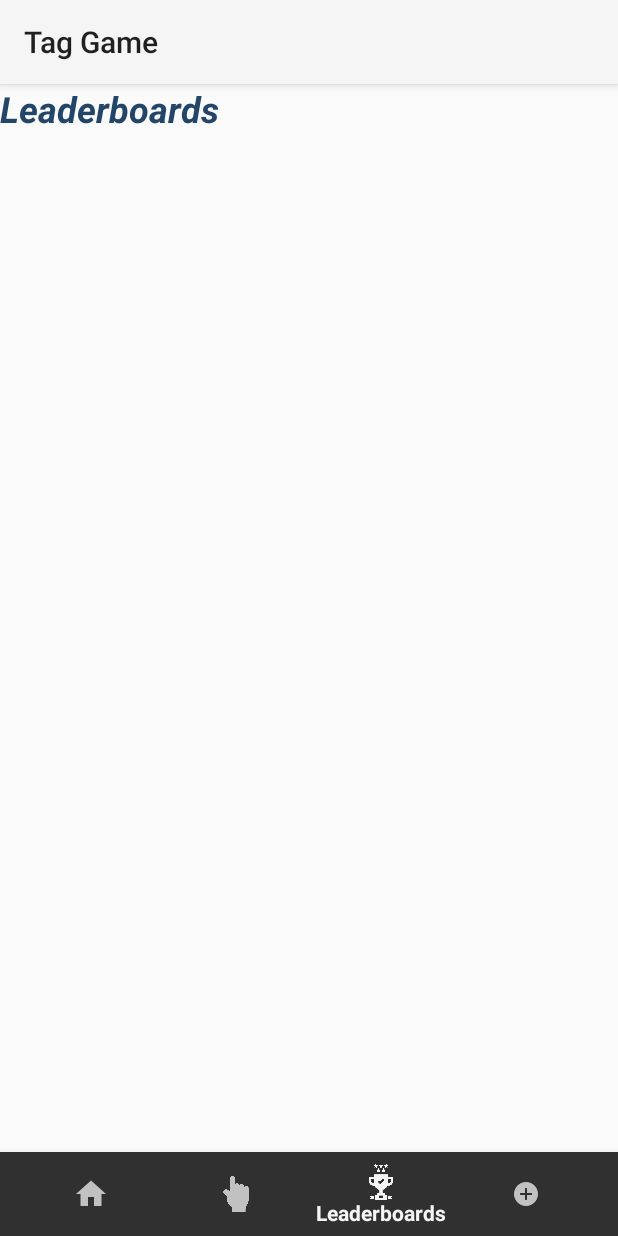
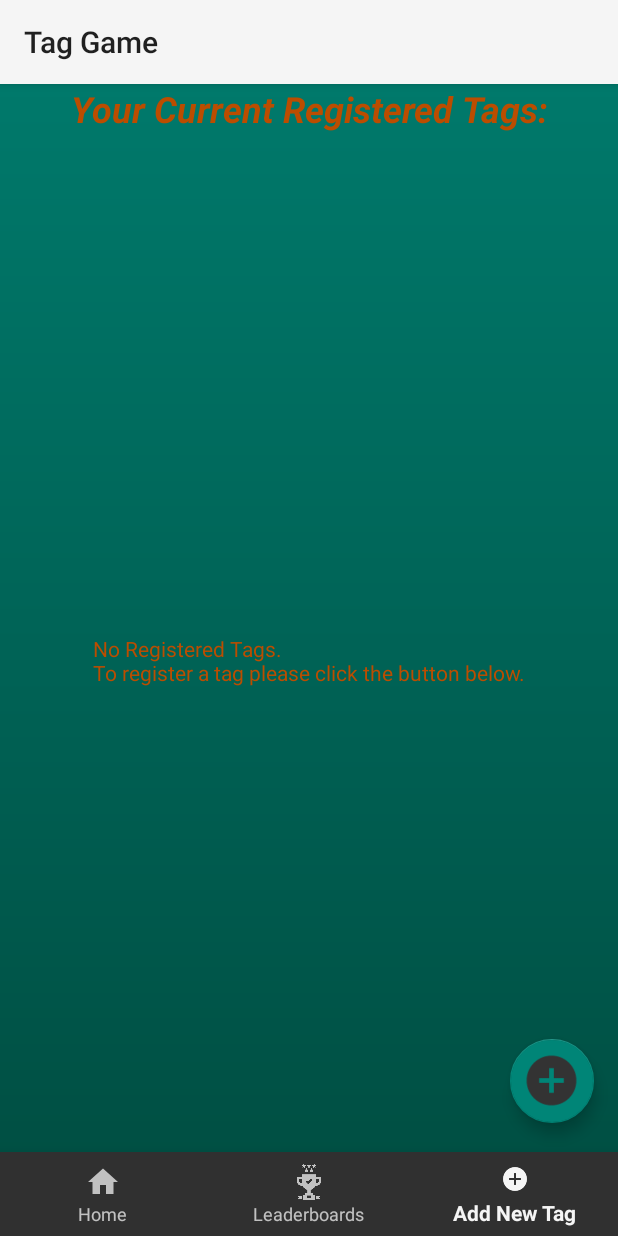
Before and after one commit to Domatron22/GameOfTag, an Android app: the HomeFragment screen opened directly, with no data from a screen before it, item 3 of the bottom bar chosen, on a phone screen of 412 x 824 dp. Run offline under Robolectric (Android 15) with nearby library versions, the phone set to English and light mode, and no system bars.

Commit message:
SQLite Implimentation
SQLite table is now fully operational across all Activities and Fragments. Next goal is to sync with the online database

```diff
--- a/app/build.gradle
+++ b/app/build.gradle
@@ -42,4 +42,5 @@ dependencies {
     annotationProcessor "android.arch.persistence.room:compiler:1.0.0"
     androidTestImplementation "android.arch.persistence.room:testing:1.0.0"
     androidTestImplementation "android.arch.core:core-testing:1.1.0"
+    implementation 'com.android.support:recyclerview-v7:28.0.0'
 }
--- a/app/src/main/java/c/domatron/taggame/Fragments/AddTFragment.kt
+++ b/app/src/main/java/c/domatron/taggame/Fragments/AddTFragment.kt
@@ -10,13 +10,21 @@ import android.view.View
 import android.view.ViewGroup
 import c.domatron.taggame.R
 import c.domatron.taggame.Utilities.NFCUtil
+import c.domatron.taggame.Utilities.SQLManager
+import kotlinx.android.synthetic.main.activity_add_tag.*
+import kotlinx.android.synthetic.main.fragment_add_t.*
 import org.jetbrains.anko.toast
 
-/**
- * Fragment to display the player's current active tag, If there are no active tags,
- * it takes them to a separate activity to register their tag
+/* Author: Dominic Triano
+ * Date: 2/5/2019
+ * Language: Kotlin
+ * Project: TagGame
+ * Description:
+ * This fragment displays the current registered tag and gives the option to update or add one
+ * however, there is only one tag per person allowed at a time
  *
  */
+
 class AddTFragment : Fragment() {
 
     override fun onCreateView(
@@ -24,6 +32,35 @@ class AddTFragment : Fragment() {
         savedInstanceState: Bundle?): View? =
         inflater.inflate(R.layout.fragment_add_t, container, false)
 
+    override fun onViewCreated(view: View, savedInstanceState: Bundle?) {
+        super.onViewCreated(view, savedInstanceState)
+        //initialize fab button
+        setupAddButton()
+        //setup database
+        val dbHandler = SQLManager(context!!)
+
+        val tag = dbHandler.getTag()
+
+        println(tag)
+
+        if(tag != "")
+        {
+            registerTitle.setText("Your tag has already been set! \n" +
+                    "If you would like to change/update it, press the button below\n" +
+                    "Your current tag is $tag.")
+        }
+    }
+
+    fun setupAddButton(){
+        addTagFAB.setOnClickListener{view -> addTag()}
+    }
+
+    fun addTag()
+    {
+        val intent = Intent(activity, AddTagActivity::class.java)
+        startActivity(intent)
+    }
+
     companion object {
         fun newInstance(): AddTFragment = AddTFragment()
     }
--- a/app/src/main/java/c/domatron/taggame/Fragments/HomeFragment.kt
+++ b/app/src/main/java/c/domatron/taggame/Fragments/HomeFragment.kt
@@ -10,23 +10,27 @@ import android.view.LayoutInflater
 import android.view.View
 import android.view.ViewGroup
 import android.widget.TextView
+import android.widget.Toast
 import c.domatron.taggame.Utilities.database
 import c.domatron.taggame.R
 import c.domatron.taggame.Utilities.SQLManager
 import kotlinx.android.synthetic.main.fragment_home.*
 import kotlinx.android.synthetic.main.fragment_home.view.*
-import kotlinx.coroutines.experimental.selects.select
 import org.jetbrains.anko.db.insert
 import org.jetbrains.anko.db.select
 import org.jetbrains.anko.toast
-
-/**
- * Fragment for the home tab with basic updates for the players
+/* Author: Dominic Triano
+ * Date: 2/5/2019
+ * Language: Kotlin
+ * Project: TagGame
+ * Description:
+ *
  *
  */
+
 class HomeFragment : Fragment() {
 
-    private lateinit var hTitle: TextView
+//    private lateinit var hTitle: TextView
 
     override fun onCreateView(
         inflater: LayoutInflater, container: ViewGroup?,
@@ -35,26 +39,51 @@ class HomeFragment : Fragment() {
 
     override fun onViewCreated(view: View, savedInstanceState: Bundle?) {
         super.onViewCreated(view, savedInstanceState)
+        //TODO -- Sync with web database on every on create
+        setupButtons()
 
         //Get macAddress, the unique identifier for the table
         val wifiManager = activity?.applicationContext?.getSystemService(Context.WIFI_SERVICE) as WifiManager
         val wInfo = wifiManager.connectionInfo
         val macAddress = wInfo.macAddress
-        val dbHandler = SQLManager(if (getContext() != null) getContext()!! else throw NullPointerException("Expression 'getContext()' must not be null"))
+        val dbHandler = SQLManager(context!!)
 
 //        val uName = activity?.database?.use {
 //            select("Group", "user").whereArgs("macAddrs = $macAddress")
 //        }
 
         //title in the home fragment
-        val uName = dbHandler!!.getUser()
-        hTitle.setText("Welcome back " + uName)
+        val uName = dbHandler.getUser()
+        homeTitle.setText("Welcome back $uName")
+
+        //Finds the players status and tells the player accordingly
+        val status = dbHandler.getStatus()
+
+        if(status == "1")
+        {
+            homeStatus.setText("You are currently it!\nThe clock is ticking, find your opponent.")
+        }else{
+            homeStatus.setText("You are currently not it.\nHowever, be on the lookout for bloodthursty teammates.")
+        }
 
         tagEnable.setOnClickListener()
         {
             //TODO -- Enable NFC and Listen for a tag
-            view -> Log.d("btnSetup", "Selected")
+
+            Toast.makeText(activity, "Tagging enabled.", Toast.LENGTH_SHORT).show()
+
         }
+    }
+
+    fun setupButtons()
+    {
+        tagEnable.setOnClickListener { view -> tagEnable() }
+    }
+
+    fun tagEnable()
+    {
+        //TODO -- Finish the NFC read object and have it read the tag then set your status to 0 and theirs to 1
+        Toast.makeText(getActivity(), "Scanning for Tag, get in range!", Toast.LENGTH_LONG).show()
     }
 
 
--- a/app/src/main/java/c/domatron/taggame/Utilities/Players.kt
+++ b/app/src/main/java/c/domatron/taggame/Utilities/Players.kt
@@ -13,7 +13,7 @@ class Players {
     var user: String = ""
     var tid: String = ""
     var status: Int = 0
-    var tCount: Int = 0
+    var tcount: Int = 0
     var groupId: String = ""
     var macAddrs: String = ""
 }
--- a/app/src/main/java/c/domatron/taggame/Utilities/SQLManager.kt
+++ b/app/src/main/java/c/domatron/taggame/Utilities/SQLManager.kt
@@ -3,11 +3,12 @@ package c.domatron.taggame.Utilities
 import android.content.ContentValues
 import android.content.Context
 import android.database.sqlite.SQLiteDatabase
+import android.database.sqlite.SQLiteOpenHelper
 import android.util.Log
 import org.jetbrains.anko.db.*
 import c.domatron.taggame.Utilities.Players
 
-class SQLManager constructor(con: Context) : ManagedSQLiteOpenHelper(con, "TagDatabase", null, 1){
+class SQLManager constructor(con: Context) : SQLiteOpenHelper(con, "TagDatabase", null, 1){
 
 
     init{
@@ -26,13 +27,17 @@ class SQLManager constructor(con: Context) : ManagedSQLiteOpenHelper(con, "TagDa
     {
         //Create Tables
         //Creating a table with all of the same variables as the data class
-        db.createTable( "Groups", true,
-                        "user" to TEXT,
-                        "tid" to TEXT,
-                        "status" to INTEGER,
-                        "tCount" to INTEGER,
-                        "groupId" to TEXT,
-                        "macAddrs" to TEXT)
+        val CREATE_TABLE = "CREATE TABLE Groups " +
+                "(user TEXT, tid TEXT, status INTEGER, tcount INTEGER, groupId TEXT, macAddrs TEXT)"
+        db?.execSQL(CREATE_TABLE)
+
+//        db.createTable( "Groups", true,
+//                        "user" to TEXT,
+//                        "tid" to TEXT,
+//                        "status" to INTEGER,
+//                        "tcount" to INTEGER,
+//                        "groupId" to TEXT,
+//                        "macAddrs" to TEXT)
     }
 
     override fun onUpgrade(db: SQLiteDatabase, OldVersion: Int, newVersion: Int)
@@ -41,47 +46,128 @@ class SQLManager constructor(con: Context) : ManagedSQLiteOpenHelper(con, "TagDa
     }
 
     fun addUser(player: Players): Boolean {
-        //Create and/or open a database that will be used for reading and writing.
+        //boot the database
         val db = this.writableDatabase
+
+        //Get the values of the Player
         val values = ContentValues()
         values.put("user", player.user)
         values.put("tid", player.tid)
         values.put("status", player.status)
-        values.put("tCount", player.tCount)
+        //values.put("tcount", player.tcount)
         values.put("groupId", player.groupId)
         values.put("macAddrs", player.macAddrs)
-        val _success = db.insert("Groups", null, values)
+
+        //Insert the values into the table
+        val success = db.insert("Groups", null, values)
+
+        //close the database
         db.close()
-        Log.v("InsertedID", "$_success")
-        return (Integer.parseInt("$_success") != -1)
+        return (Integer.parseInt("$success") != -1)
     }
 
     fun getUser() : String{
-        var User: String = ""
+        var User = ""
+        //boot the database
         val db = readableDatabase
+
         val selectALLQuery = "SELECT * FROM Groups"
         val cursor = db.rawQuery(selectALLQuery, null)
+
         if (cursor != null) {
             if (cursor.moveToFirst()) {
                 do {
                     var user = cursor.getString(cursor.getColumnIndex("user"))
-                    var tid = cursor.getString(cursor.getColumnIndex("tid"))
-                    var status = cursor.getString(cursor.getColumnIndex("status"))
-                    var tcount = cursor.getString(cursor.getColumnIndex("tcount"))
-                    var groupId = cursor.getString(cursor.getColumnIndex("groupId"))
-                    var macaddrs = cursor.getString(cursor.getColumnIndex("macAddrs"))
+                    //var tid = cursor.getString(cursor.getColumnIndex("tid"))
+                    //var status = cursor.getString(cursor.getColumnIndex("status"))
+                    //var tcount = cursor.getString(cursor.getColumnIndex("tcount"))
+                    //var groupId = cursor.getString(cursor.getColumnIndex("groupId"))
+                    //var macaddrs = cursor.getString(cursor.getColumnIndex("macAddrs"))
 
                     User = "$user"
                 } while (cursor.moveToNext())
             }
         }
+
         cursor.close()
         db.close()
         return User
 
     }
 
+    fun getStatus(): String
+    {
+        var Status = ""
+        //boot the database
+        val db = readableDatabase
 
+        val selectALLQuery = "SELECT * FROM Groups"
+        val cursor = db.rawQuery(selectALLQuery, null)
+
+        if (cursor != null) {
+            if (cursor.moveToFirst()) {
+                do {
+                    //var user = cursor.getString(cursor.getColumnIndex("user"))
+                    //var tid = cursor.getString(cursor.getColumnIndex("tid"))
+                    var status = cursor.getString(cursor.getColumnIndex("status"))
+                    //var tcount = cursor.getString(cursor.getColumnIndex("tcount"))
+                    //var groupId = cursor.getString(cursor.getColumnIndex("groupId"))
+                    //var macaddrs = cursor.getString(cursor.getColumnIndex("macAddrs"))
+
+                    Status = "$status"
+                } while (cursor.moveToNext())
+            }
+        }
+
+        cursor.close()
+        db.close()
+        return Status
+    }
+
+    fun setTag(tag: String, macAddrs: String)
+    {
+        //boot the database
+        val db = writableDatabase
+
+        //Add the users tag to his profile (only one tag at a time)
+        db.update("Groups", Pair("tid", tag), Pair("macAddrs", macAddrs))
+
+        db.close()
+    }
+
+    fun getTag(): String
+    {
+        var Tag = ""
+        //boot the database
+        val db = readableDatabase
+
+        val selectALLQuery = "SELECT * FROM Groups"
+        val cursor = db.rawQuery(selectALLQuery, null)
+
+        if (cursor != null) {
+            if (cursor.moveToFirst()) {
+                do {
+                    //var user = cursor.getString(cursor.getColumnIndex("user"))
+                    var tid = cursor.getString(cursor.getColumnIndex("tid"))
+                    //var status = cursor.getString(cursor.getColumnIndex("status"))
+                    //var tcount = cursor.getString(cursor.getColumnIndex("tcount"))
+                    //var groupId = cursor.getString(cursor.getColumnIndex("groupId"))
+                    //var macaddrs = cursor.getString(cursor.getColumnIndex("macAddrs"))
+
+                    Tag = "$tid"
+                } while (cursor.moveToNext())
+            }
+        }
+
+        cursor.close()
+        db.close()
+        return Tag
+    }
+
+    fun setStatus()
+    {
+        //TODO -- set the status of th individual who has been tagged
+    }
 
 }
 
--- a/app/src/main/res/layout/activity_join_group.xml
+++ b/app/src/main/res/layout/activity_join_group.xml
@@ -18,7 +18,8 @@
             android:layout_marginTop="8dp"
             app:layout_constraintTop_toTopOf="parent"
             android:layout_marginStart="175dp"
-            android:textColor="@color/secondaryDarkColor" android:textAlignment="center"/>
+            android:textColor="@color/secondaryDarkColor"
+            android:textAlignment="center"/>
     <android.support.design.widget.TextInputLayout
             android:layout_width="395dp"
             android:layout_height="wrap_content"
--- a/app/src/main/res/layout/activity_sign_in.xml
+++ b/app/src/main/res/layout/activity_sign_in.xml
@@ -19,7 +19,8 @@
             app:layout_constraintStart_toStartOf="parent"
             android:layout_marginTop="8dp"
             app:layout_constraintTop_toTopOf="parent"
-            android:layout_marginStart="175dp" android:textColor="@color/secondaryDarkColor"/>
+            android:layout_marginStart="175dp"
+            android:textColor="@color/secondaryDarkColor"/>
     <Button
             android:text="Join Group"
             android:layout_width="200dp"
--- a/app/src/main/res/layout/fragment_add_t.xml
+++ b/app/src/main/res/layout/fragment_add_t.xml
@@ -1,9 +1,11 @@
 <?xml version="1.0" encoding="utf-8"?>
-<FrameLayout xmlns:android="http://schemas.android.com/apk/res/android"
-             xmlns:tools="http://schemas.android.com/tools"
-             android:layout_width="match_parent"
-             android:layout_height="match_parent"
-             tools:context=".Fragments.AddTFragment">
+<android.support.constraint.ConstraintLayout xmlns:android="http://schemas.android.com/apk/res/android"
+                                             xmlns:app="http://schemas.android.com/apk/res-auto"
+                                             xmlns:tools="http://schemas.android.com/tools"
+                                             android:layout_width="match_parent"
+                                             android:layout_height="match_parent"
+                                             tools:context=".Fragments.AddTFragment"
+                                             android:background="@drawable/login_background">
 
 
     <TextView
@@ -11,19 +13,40 @@
             android:layout_height="match_parent"
             android:textSize="24sp"
             android:textAppearance="?android:attr/textAppearanceLarge"
-            android:textColor="#234568"
+            android:textColor="@color/secondaryDarkColor"
             android:textStyle="bold|italic"
-            android:layout_gravity=""
-            android:text="Your Current Registered Tags:"/>
-    <ScrollView
-            android:layout_width="match_parent"
-            android:layout_height="match_parent">
-        <LinearLayout
-                android:layout_width="match_parent"
-                android:layout_height="wrap_content"
-                android:orientation="vertical">
+            android:layout_gravity="center_horizontal"
+            android:textAlignment="center"
+            android:text="Your Current Registered Tags:"
+            android:id="@+id/tagTitle"/>
+    <TextView
+            android:text="No Registered Tags. \nTo register a tag please click the button below."
+            android:layout_width="wrap_content"
+            android:layout_height="wrap_content"
+            android:id="@+id/registerTitle"
+            android:textColor="@color/secondaryDarkColor"
+            app:layout_constraintEnd_toEndOf="parent"
+            android:layout_marginEnd="8dp"
+            app:layout_constraintStart_toStartOf="parent"
+            android:layout_marginStart="8dp"
+            android:layout_marginBottom="8dp"
+            app:layout_constraintBottom_toBottomOf="parent"
+            android:layout_marginTop="8dp"
+            app:layout_constraintTop_toTopOf="parent"/>
+    <android.support.design.widget.FloatingActionButton
+            android:src="@drawable/add"
+            android:layout_width="wrap_content"
+            android:layout_height="wrap_content"
+            android:clickable="true"
+            android:id="@+id/addTagFAB"
+            app:layout_constraintEnd_toEndOf="parent"
+            android:layout_marginEnd="8dp"
+            app:layout_constraintStart_toStartOf="parent"
+            android:layout_marginStart="8dp"
+            android:layout_marginBottom="75dp"
+            app:layout_constraintBottom_toBottomOf="parent"
+            app:layout_constraintHorizontal_bias="0.976"
+            app:rippleColor="@color/secondaryColor"
+            app:maxImageSize="50dp"/>
 
-        </LinearLayout>
-    </ScrollView>
-
-</FrameLayout>
+</android.support.constraint.ConstraintLayout>
--- a/app/src/main/res/layout/fragment_leader.xml
+++ b/app/src/main/res/layout/fragment_leader.xml
@@ -1,9 +1,10 @@
 <?xml version="1.0" encoding="utf-8"?>
-<FrameLayout xmlns:android="http://schemas.android.com/apk/res/android"
+<android.support.constraint.ConstraintLayout xmlns:android="http://schemas.android.com/apk/res/android"
              xmlns:tools="http://schemas.android.com/tools"
              android:layout_width="match_parent"
              android:layout_height="match_parent"
-             tools:context=".Fragments.LeaderFragment">
+             tools:context=".Fragments.LeaderFragment"
+             android:background="@drawable/login_background">
 
     <TextView
             android:layout_width="match_parent"
@@ -14,4 +15,4 @@
             android:textColor="#234568"
             android:textStyle="bold|italic"/>
 
-</FrameLayout>
+</android.support.constraint.ConstraintLayout>
--- a/app/src/main/res/menu/navigation.xml
+++ b/app/src/main/res/menu/navigation.xml
@@ -6,10 +6,10 @@
             android:icon="@drawable/ic_home_black_24dp"
             android:title="@string/title_home"/>
 
-    <item
-            android:id="@+id/navigation_tag"
-            android:icon="@drawable/clipart2818218"
-            android:title="@string/title_tag"/>
+    <!--<item-->
+            <!--android:id="@+id/navigation_tag"-->
+            <!--android:icon="@drawable/clipart2818218"-->
+            <!--android:title="@string/title_tag"/>-->
 
     <item
             android:id="@+id/navigation_leaderboard"
```
Also changed, not shown: app/src/main/java/c/domatron/taggame/Fragments/AddTagActivity.kt (+22 -11 lines), app/src/main/java/c/domatron/taggame/Fragments/CreateGroupActivity.kt (+21 -21 lines), app/src/main/java/c/domatron/taggame/Fragments/JoinGroupActivity.kt (+40 -10 lines), app/src/main/java/c/domatron/taggame/Fragments/LeaderFragment.kt (+7 -5 lines), app/src/main/java/c/domatron/taggame/Fragments/MainActivity.kt (+18 -10 lines), app/src/main/java/c/domatron/taggame/Fragments/SignInActivity.kt (+8 -1 lines), app/src/main/java/c/domatron/taggame/Fragments/TagFragment.kt (+8 -2 lines), app/src/main/res/layout/fragment_home.xml (+8 -9 lines), 1 other file.
